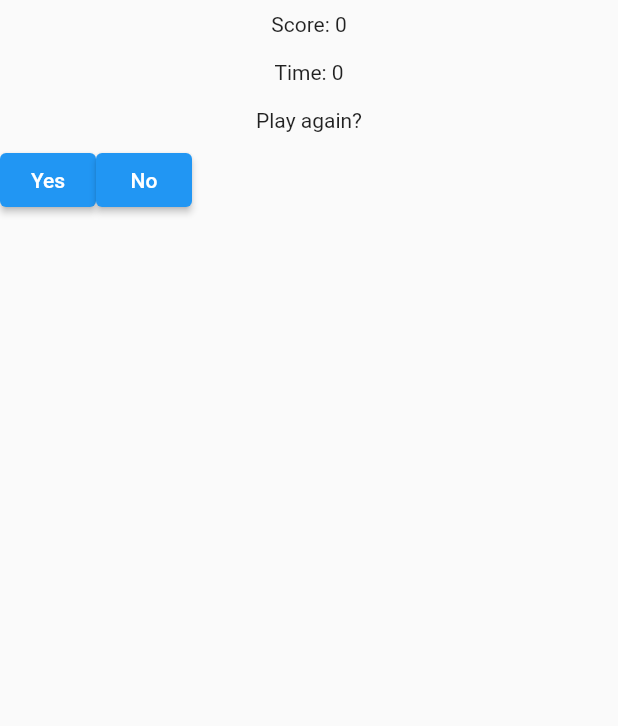
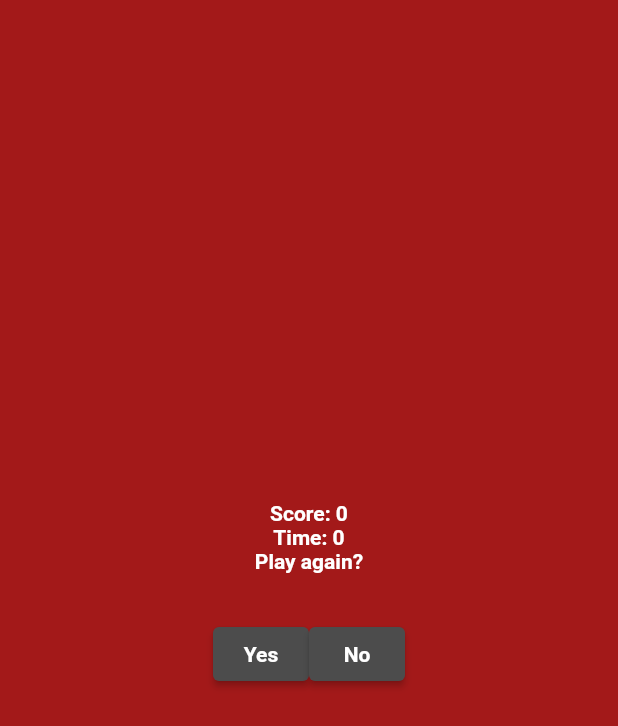
Before and after one commit to NathanG-02/HackUMass-XI, a Flutter app: the GameOverPage widget shown alone on an empty page, opened directly with empty values, on a phone screen of 412 x 824 dp. Shown: the top 726 px of the screen. Run offline on Flutter 3.47's test engine with Material 2 defaults, Android fonts, the phone set to English and light mode, and no system bars; our stand-ins replace google_maps_flutter.

Commit message:
Connected gameOverPage back to HomePage

```diff
--- a/lib/gameOverPage.dart
+++ b/lib/gameOverPage.dart
@@ -1,5 +1,6 @@
 import 'package:flutter/material.dart';
 import 'package:umass_geoguessr_app/gamePage.dart';
+import 'package:umass_geoguessr_app/homePage.dart';
 
 class GameOverPage extends StatefulWidget {
   final int score;
@@ -13,35 +14,42 @@ class GameOverPage extends StatefulWidget {
 class _GameOverPageState extends State<GameOverPage> {
   @override
   Widget build(BuildContext context) {
-    return Column(
+    return Container(
+      decoration: BoxDecoration(color: const Color.fromARGB(255, 163, 25, 25)),
+      child: Column(
+        mainAxisAlignment: MainAxisAlignment.center,
         children: [
+          Text("Score: ${widget.score}", style: TextStyle(fontWeight: FontWeight.bold, color: Colors.white, decoration: TextDecoration.none)),
+          Text("Time: ${widget.time}", style: TextStyle(fontWeight: FontWeight.bold, color: Colors.white, decoration: TextDecoration.none)),
+          Text("Play again?", style: TextStyle(fontWeight: FontWeight.bold, color: Colors.white, decoration: TextDecoration.none)),
           Container(
-            padding: const EdgeInsets.all(8.0),
-            child: Text("Score: ${widget.score}")),
-        Container(
-            padding: const EdgeInsets.all(8.0),
-            child: Text("Time: ${widget.time}")),
-        Container(
-            padding: const EdgeInsets.all(8.0),
-            child: const Text("Play again?")),
-        Row(
+            padding: EdgeInsets.all(30.0),
+            child: Row(
+              mainAxisAlignment: MainAxisAlignment.center,
               children: [
                 ElevatedButton(
+                  style: ElevatedButton.styleFrom(
+                    backgroundColor: const Color.fromARGB(255, 76, 76, 76),
+                  ),
                   onPressed: () {
                     Navigator.of(context).push(MaterialPageRoute(
                       builder: (BuildContext context) => const GamePage()));
                   },
-                child: const Text("Yes")),
+                  child: const Text("Yes", style: TextStyle(fontWeight: FontWeight.bold, color: Colors.white))),
                 ElevatedButton(
+                  style: ElevatedButton.styleFrom(
+                    backgroundColor: const Color.fromARGB(255, 76, 76, 76),
+                  ),
                   onPressed: () {
                     Navigator.of(context).push(MaterialPageRoute(
                     // link to home page
-                      builder: (BuildContext context) => const GamePage()));
+                      builder: (BuildContext context) => const HomePage()));
                   },
-                child: const Text("No")),
+                  child: const Text("No", style: TextStyle(fontWeight: FontWeight.bold, color: Colors.white))),
               ],
             ),
+          ),
         ],
-    );
+    ));
   }
 }
```
Lines whose indentation alone changed are shown as unchanged.
